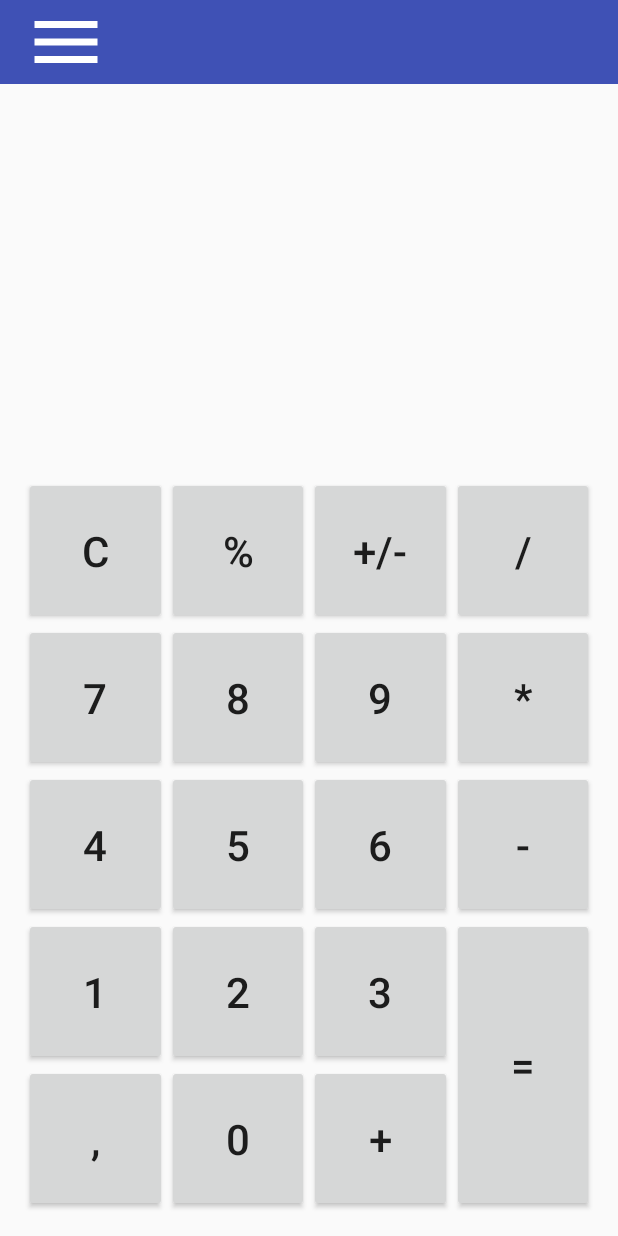
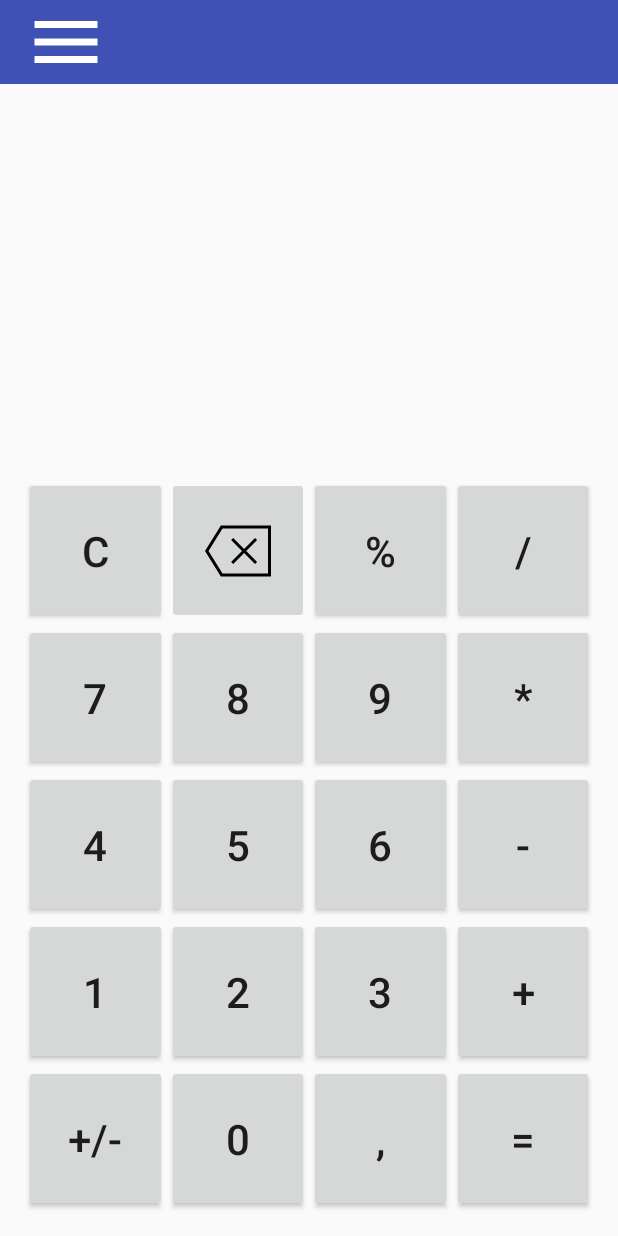
Before and after one commit to sssemion/calculator, an Android app: the screen it shows after launch (MainActivity), on a phone screen of 412 x 824 dp. Run offline under Robolectric (Android 15) with nearby library versions, the phone set to English and light mode, and no system bars.

Commit message:
Сделан основной калькулятор

```diff
--- a/app/src/main/AndroidManifest.xml
+++ b/app/src/main/AndroidManifest.xml
@@ -9,9 +9,9 @@
         android:roundIcon="@mipmap/ic_launcher_round"
         android:supportsRtl="true"
         android:theme="@style/AppTheme">
-        <activity android:name=".EngineerActivity"></activity>
-        <activity android:name=".DevActivity" />
-        <activity android:name=".MainActivity">
+        <activity android:name=".activities.EngineerActivity"></activity>
+        <activity android:name=".activities.DevActivity" />
+        <activity android:name=".activities.MainActivity">
             <intent-filter>
                 <action android:name="android.intent.action.MAIN" />
 
--- a/app/src/main/java/com/sssemion/calculator/DevActivity.java
+++ b/app/src/main/java/com/sssemion/calculator/activities/DevActivity.java
@@ -1,6 +1,9 @@
-package com.sssemion.calculator;
+package com.sssemion.calculator.activities;
 
 import android.os.Bundle;
+
+import com.sssemion.calculator.nav.ParentNavigationActivity;
+import com.sssemion.calculator.R;
 
 public class DevActivity extends ParentNavigationActivity {
     @Override
--- a/app/src/main/java/com/sssemion/calculator/EngineerActivity.java
+++ b/app/src/main/java/com/sssemion/calculator/activities/EngineerActivity.java
@@ -1,6 +1,9 @@
-package com.sssemion.calculator;
+package com.sssemion.calculator.activities;
 
 import android.os.Bundle;
+
+import com.sssemion.calculator.nav.ParentNavigationActivity;
+import com.sssemion.calculator.R;
 
 public class EngineerActivity extends ParentNavigationActivity {
     @Override
--- /dev/null
+++ b/app/src/main/java/com/sssemion/calculator/calc/Calculator.java
@@ -0,0 +1,9 @@
+package com.sssemion.calculator.calc;
+
+import android.content.Context;
+
+public interface Calculator {
+    void setValue(String value, Context context);
+
+    void setFormula(String value, Context context);
+}
--- a/app/src/main/java/com/sssemion/calculator/NavigationLayout.java
+++ b/app/src/main/java/com/sssemion/calculator/nav/NavigationLayout.java
@@ -1,9 +1,11 @@
-package com.sssemion.calculator;
+package com.sssemion.calculator.nav;
 
 import android.content.Context;
 import android.view.LayoutInflater;
 import android.view.View;
 import android.widget.RelativeLayout;
+
+import com.sssemion.calculator.R;
 
 public class NavigationLayout extends RelativeLayout
 {
--- /dev/null
+++ b/app/src/main/res/drawable/ic_backspace.xml
@@ -0,0 +1,12 @@
+<vector xmlns:android="http://schemas.android.com/apk/res/android"
+    android:width="44.18dp"
+    android:height="44.18dp"
+    android:viewportWidth="44.18"
+    android:viewportHeight="44.18">
+  <path
+      android:fillColor="#FF000000"
+      android:pathData="M10.625,5.09L0,22.09l10.625,17H44.18v-34H10.625zM42.18,37.09H11.734l-9.375,-15l9.375,-15H42.18V37.09z"/>
+  <path
+      android:fillColor="#FF000000"
+      android:pathData="M18.887,30.797l7.293,-7.293l7.293,7.293l1.414,-1.414l-7.293,-7.293l7.293,-7.293l-1.414,-1.414l-7.293,7.293l-7.293,-7.293l-1.414,1.414l7.293,7.293l-7.293,7.293z"/>
+</vector>
--- a/app/src/main/res/layout/activity_dev.xml
+++ b/app/src/main/res/layout/activity_dev.xml
@@ -5,7 +5,7 @@
     xmlns:tools="http://schemas.android.com/tools"
     android:layout_width="match_parent"
     android:layout_height="match_parent"
-    tools:context=".DevActivity"
+    tools:context=".activities.DevActivity"
     android:id="@+id/drawerLayout" >
 
     <RelativeLayout
--- a/app/src/main/res/layout/activity_engineer.xml
+++ b/app/src/main/res/layout/activity_engineer.xml
@@ -5,7 +5,7 @@
     xmlns:tools="http://schemas.android.com/tools"
     android:layout_width="match_parent"
     android:layout_height="match_parent"
-    tools:context=".EngineerActivity"
+    tools:context=".activities.EngineerActivity"
     android:id="@+id/drawerLayout">
 
     <RelativeLayout
--- a/app/src/main/res/layout/activity_main.xml
+++ b/app/src/main/res/layout/activity_main.xml
@@ -5,7 +5,7 @@
     xmlns:tools="http://schemas.android.com/tools"
     android:layout_width="match_parent"
     android:layout_height="match_parent"
-    tools:context=".MainActivity"
+    tools:context=".activities.MainActivity"
     android:id="@+id/drawerLayout">
 
     <RelativeLayout
@@ -65,167 +65,90 @@
                 android:orientation="horizontal">
 
                 <Button
-                    android:layout_rowWeight="1"
-                    android:layout_columnSpan="1"
-
-                    android:layout_columnWeight="1"
+                    style="@style/CalcButton"
+                    android:onClick="onResetClick"
+                    android:text="@string/operationClear" />
+                <ImageButton
                     android:layout_gravity="fill"
-                    style="@style/CalcButton"
-                    android:onClick="onClearClick"
-                    android:text="@string/operationClear" />
-
-                <Button
+                    android:layout_height="0dp"
+                    android:layout_width="0dp"
                     android:layout_rowWeight="1"
                     android:layout_columnWeight="1"
-
-                    android:layout_gravity="fill"
+                    android:onClick="onBackspaceClick"
+                    android:src="@drawable/ic_backspace"
+                    tools:ignore="ContentDescription" />
+                <Button
                     style="@style/CalcButton"
                     android:onClick="onOperationClick"
                     android:text="@string/operationPercent" />
-
                 <Button
-                    android:layout_rowWeight="1"
-                    android:layout_columnWeight="1"
                     style="@style/CalcButton"
-                    android:onClick="onSignClick"
-                    android:text="@string/operationSignSwitch" />
-
+                    android:onClick="onOperationClick"
+                    android:text="@string/operationDivide" />
                 <Button
-                    android:layout_rowWeight="1"
-                    android:layout_column="0"
-                    android:layout_columnWeight="1"
-                    android:layout_gravity="fill"
                     style="@style/CalcButton"
                     android:onClick="onNumberClick"
                     android:text="@string/digit7" />
-
                 <Button
-                    android:layout_rowWeight="1"
-                    android:layout_columnWeight="1"
-                    android:layout_gravity="fill"
                     style="@style/CalcButton"
                     android:onClick="onNumberClick"
                     android:text="@string/digit8" />
-
                 <Button
-                    android:layout_rowWeight="1"
-                    android:layout_columnWeight="1"
-                    android:layout_gravity="fill"
                     style="@style/CalcButton"
                     android:onClick="onNumberClick"
                     android:text="@string/digit9" />
-
                 <Button
-                    android:layout_row="0"
-                    android:layout_rowWeight="1"
-                    android:layout_column="3"
-                    android:layout_columnWeight="1"
-                    android:layout_gravity="fill"
                     style="@style/CalcButton"
                     android:onClick="onOperationClick"
-                    android:text="@string/operationDivide" />
-
+                    android:text="@string/operationMultiply" />
                 <Button
-                    android:layout_rowWeight="1"
-                    android:layout_column="0"
-                    android:layout_columnWeight="1"
-                    android:layout_gravity="fill"
                     style="@style/CalcButton"
                     android:onClick="onNumberClick"
                     android:text="@string/digit4" />
-
                 <Button
-                    android:layout_rowWeight="1"
-                    android:layout_columnWeight="1"
-                    android:layout_gravity="fill"
                     style="@style/CalcButton"
                     android:onClick="onNumberClick"
                     android:text="@string/digit5" />
-
                 <Button
-                    android:layout_rowWeight="1"
-                    android:layout_columnWeight="1"
-                    android:layout_gravity="fill"
                     style="@style/CalcButton"
                     android:onClick="onNumberClick"
                     android:text="@string/digit6" />
-
                 <Button
-                    android:layout_row="1"
-                    android:layout_rowWeight="1"
-                    android:layout_columnWeight="1"
-                    android:layout_gravity="fill"
                     style="@style/CalcButton"
                     android:onClick="onOperationClick"
-                    android:text="@string/operationMultiply" />
-
+                    android:text="@string/operationSubtract" />
                 <Button
-                    android:layout_rowWeight="1"
-                    android:layout_column="0"
-                    android:layout_columnWeight="1"
-                    android:layout_gravity="fill"
                     style="@style/CalcButton"
                     android:onClick="onNumberClick"
                     android:text="@string/digit1" />
-
                 <Button
-                    android:layout_rowWeight="1"
-                    android:layout_columnWeight="1"
-                    android:layout_gravity="fill"
                     style="@style/CalcButton"
                     android:onClick="onNumberClick"
                     android:text="@string/digit2" />
-
                 <Button
-                    android:layout_rowWeight="1"
-                    android:layout_columnWeight="1"
-                    android:layout_gravity="fill"
                     style="@style/CalcButton"
                     android:onClick="onNumberClick"
                     android:text="@string/digit3" />
-
                 <Button
-                    android:layout_row="2"
-                    android:layout_rowWeight="1"
-                    android:layout_columnWeight="1"
-                    android:layout_gravity="fill"
                     style="@style/CalcButton"
                     android:onClick="onOperationClick"
-                    android:text="@string/operationSubtract" />
-
+                    android:text="@string/operationAdd" />
                 <Button
-                    android:layout_rowWeight="1"
-                    android:layout_column="0"
-                    android:layout_columnWeight="1"
-                    android:layout_gravity="fill"
+                    style="@style/CalcButton"
+                    android:onClick="onSignSwitchClick"
+                    android:text="@string/operationSignSwitch" />
+                <Button
+                    style="@style/CalcButton"
+                    android:onClick="onNumberClick"
+                    android:text="@string/digit0" />
+                <Button
                     style="@style/CalcButton"
                     android:onClick="onNumberClick"
                     android:text="@string/signComma" />
 
                 <Button
-                    android:layout_rowWeight="1"
-                    android:layout_columnWeight="1"
-                    android:layout_gravity="fill"
                     style="@style/CalcButton"
-                    android:onClick="onNumberClick"
-                    android:text="@string/digit0" />
-
-                <Button
-                    android:layout_rowWeight="1"
-                    android:layout_columnWeight="1"
-                    android:layout_gravity="fill"
-                    style="@style/CalcButton"
-                    android:onClick="onOperationClick"
-                    android:text="@string/operationAdd" />
-
-                <Button
-                    android:layout_row="3"
-                    android:layout_rowSpan="2"
-                    android:layout_rowWeight="1"
-                    android:layout_columnWeight="1"
-                    android:layout_gravity="fill"
-                    style="@style/CalcButton"
-                    android:onClick="onOperationClick"
+                    android:onClick="onEqualsClick"
                     android:text="@string/operationEquals" />
 
             </GridLayout>
--- a/app/src/main/res/values/strings.xml
+++ b/app/src/main/res/values/strings.xml
@@ -24,4 +24,5 @@
     <string name="digit0">0</string>
     <string name="operationAdd">+</string>
     <string name="operationEquals">=</string>
+    <string name="divide_by_zero_error">Ошибка: деление на 0</string>
 </resources>
--- a/app/src/main/res/values/styles.xml
+++ b/app/src/main/res/values/styles.xml
@@ -10,9 +10,10 @@
 
     <style name="CalcButton" parent="Widget.AppCompat.Button">
         <item name="android:layout_gravity">fill</item>
-        <item name="android:maxWidth">0dp</item>
-        <item name="android:minWidth">0dp</item>
+        <item name="android:layout_width">0dp</item>
         <item name="android:textSize">@dimen/button_text_size</item>
+        <item name="android:layout_rowWeight">1</item>
+        <item name="android:layout_columnWeight">1</item>
     </style>
 
 </resources>
```
Also changed, not shown: app/src/main/java/com/sssemion/calculator/MainActivity.java (deleted, +0 -124 lines), app/src/main/java/com/sssemion/calculator/activities/MainActivity.java (added, +75 -0 lines), app/src/main/java/com/sssemion/calculator/calc/KeyType.java (added, +7 -0 lines), app/src/main/java/com/sssemion/calculator/calc/MainCalculator.java (added, +290 -0 lines), app/src/main/java/com/sssemion/calculator/calc/Operation.java (added, +48 -0 lines), app/src/main/java/com/sssemion/calculator/nav/ParentNavigationActivity.java (renamed from app/src/main/java/com/sssemion/calculator/ParentNavigationActivity.java, +6 -2 lines).
